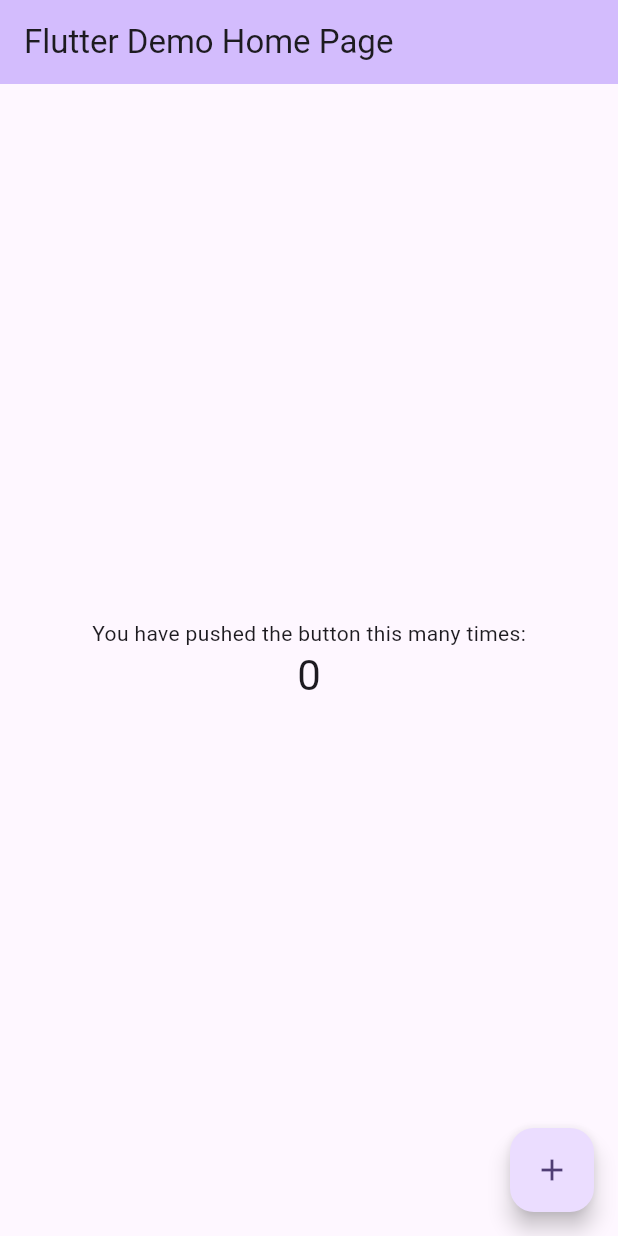
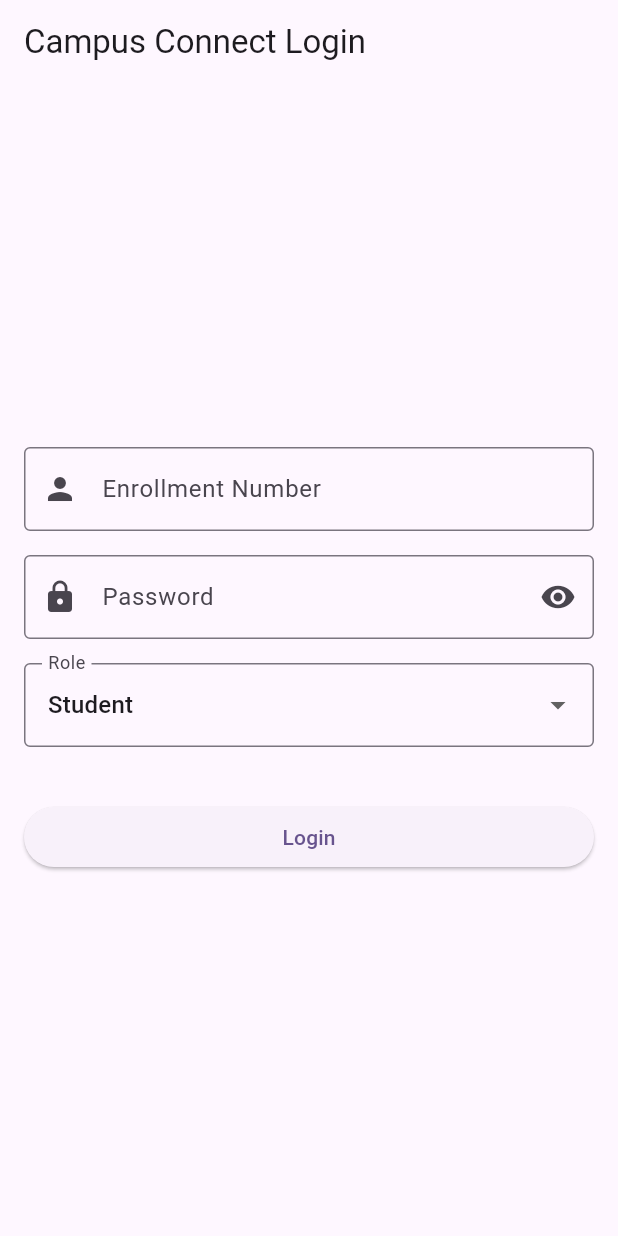
Before and after one commit to iamKIVOUS/CampusConnect, a Flutter app: the screen it shows after launch, on a phone screen of 412 x 824 dp. Run offline on Flutter 3.47's test engine with Material 3 defaults, Android fonts, the phone set to English and light mode, and no system bars; our stand-ins replace shared_preferences.

Commit message:
v1- Working Login to Profile

```diff
--- a/lib/main.dart
+++ b/lib/main.dart
@@ -1,122 +1,43 @@
 import 'package:flutter/material.dart';
+import 'package:provider/provider.dart';
+import './screens/login_screen.dart';
+import './screens/profile_screen.dart';
+import './providers/auth_provider.dart';
 
-void main() {
-  runApp(const MyApp());
+void main() async {
+  WidgetsFlutterBinding.ensureInitialized();
+
+  // Ensure AuthProvider initializes saved user/token
+  final authProvider = AuthProvider();
+  await authProvider.loadUserData();
+
+  runApp(
+    ChangeNotifierProvider<AuthProvider>.value(
+      value: authProvider,
+      child: const CampusConnectApp(),
+    ),
+  );
 }
 
-class MyApp extends StatelessWidget {
-  const MyApp({super.key});
+class CampusConnectApp extends StatelessWidget {
+  const CampusConnectApp({super.key});
 
-  // This widget is the root of your application.
   @override
   Widget build(BuildContext context) {
     return MaterialApp(
-      title: 'Flutter Demo',
+      title: 'Campus Connect',
+      debugShowCheckedModeBanner: false,
       theme: ThemeData(
-        // This is the theme of your application.
-        //
-        // TRY THIS: Try running your application with "flutter run". You'll see
-        // the application has a purple toolbar. Then, without quitting the app,
-        // try changing the seedColor in the colorScheme below to Colors.green
-        // and then invoke "hot reload" (save your changes or press the "hot
-        // reload" button in a Flutter-supported IDE, or press "r" if you used
-        // the command line to start the app).
-        //
-        // Notice that the counter didn't reset back to zero; the application
-        // state is not lost during the reload. To reset the state, use hot
-        // restart instead.
-        //
-        // This works for code too, not just values: Most code changes can be
-        // tested with just a hot reload.
         colorScheme: ColorScheme.fromSeed(seedColor: Colors.deepPurple),
+        useMaterial3: true,
       ),
-      home: const MyHomePage(title: 'Flutter Demo Home Page'),
+      home: Consumer<AuthProvider>(
+        builder: (context, authProvider, _) {
+          return authProvider.isLoggedIn
+              ? const ProfileScreen()
+              : const LoginScreen();
+        },
+      ),
     );
   }
 }
-
-class MyHomePage extends StatefulWidget {
-  const MyHomePage({super.key, required this.title});
-
-  // This widget is the home page of your application. It is stateful, meaning
-  // that it has a State object (defined below) that contains fields that affect
-  // how it looks.
-
-  // This class is the configuration for the state. It holds the values (in this
-  // case the title) provided by the parent (in this case the App widget) and
-  // used by the build method of the State. Fields in a Widget subclass are
-  // always marked "final".
-
-  final String title;
-
-  @override
-  State<MyHomePage> createState() => _MyHomePageState();
-}
-
-class _MyHomePageState extends State<MyHomePage> {
-  int _counter = 0;
-
-  void _incrementCounter() {
-    setState(() {
-      // This call to setState tells the Flutter framework that something has
-      // changed in this State, which causes it to rerun the build method below
-      // so that the display can reflect the updated values. If we changed
-      // _counter without calling setState(), then the build method would not be
-      // called again, and so nothing would appear to happen.
-      _counter++;
-    });
-  }
-
-  @override
-  Widget build(BuildContext context) {
-    // This method is rerun every time setState is called, for instance as done
-    // by the _incrementCounter method above.
-    //
-    // The Flutter framework has been optimized to make rerunning build methods
-    // fast, so that you can just rebuild anything that needs updating rather
-    // than having to individually change instances of widgets.
-    return Scaffold(
-      appBar: AppBar(
-        // TRY THIS: Try changing the color here to a specific color (to
-        // Colors.amber, perhaps?) and trigger a hot reload to see the AppBar
-        // change color while the other colors stay the same.
-        backgroundColor: Theme.of(context).colorScheme.inversePrimary,
-        // Here we take the value from the MyHomePage object that was created by
-        // the App.build method, and use it to set our appbar title.
-        title: Text(widget.title),
-      ),
-      body: Center(
-        // Center is a layout widget. It takes a single child and positions it
-        // in the middle of the parent.
-        child: Column(
-          // Column is also a layout widget. It takes a list of children and
-          // arranges them vertically. By default, it sizes itself to fit its
-          // children horizontally, and tries to be as tall as its parent.
-          //
-          // Column has various properties to control how it sizes itself and
-          // how it positions its children. Here we use mainAxisAlignment to
-          // center the children vertically; the main axis here is the vertical
-          // axis because Columns are vertical (the cross axis would be
-          // horizontal).
-          //
-          // TRY THIS: Invoke "debug painting" (choose the "Toggle Debug Paint"
-          // action in the IDE, or press "p" in the console), to see the
-          // wireframe for each widget.
-          mainAxisAlignment: MainAxisAlignment.center,
-          children: <Widget>[
-            const Text('You have pushed the button this many times:'),
-            Text(
-              '$_counter',
-              style: Theme.of(context).textTheme.headlineMedium,
-            ),
-          ],
-        ),
-      ),
-      floatingActionButton: FloatingActionButton(
-        onPressed: _incrementCounter,
-        tooltip: 'Increment',
-        child: const Icon(Icons.add),
-      ), // This trailing comma makes auto-formatting nicer for build methods.
-    );
-  }
-}
--- /dev/null
+++ b/lib/screens/login_screen.dart
@@ -0,0 +1,165 @@
+import 'package:flutter/material.dart';
+import 'package:provider/provider.dart';
+import '../providers/auth_provider.dart';
+import 'profile_screen.dart';
+
+class LoginScreen extends StatefulWidget {
+  const LoginScreen({super.key});
+
+  @override
+  State<LoginScreen> createState() => _LoginScreenState();
+}
+
+class _LoginScreenState extends State<LoginScreen> {
+  final _formKey = GlobalKey<FormState>();
+  final _enrollmentController = TextEditingController();
+  final _passwordController = TextEditingController();
+  String _selectedRole = 'student';
+  bool _isLoading = false;
+  String? _error;
+  bool _obscurePassword = true;
+
+  Future<void> _handleLogin(BuildContext context) async {
+    if (!_formKey.currentState!.validate()) return;
+
+    FocusScope.of(context).unfocus(); // Dismiss keyboard
+
+    setState(() {
+      _isLoading = true;
+      _error = null;
+    });
+
+    final authProvider = Provider.of<AuthProvider>(context, listen: false);
+    final success = await authProvider.login(
+      _enrollmentController.text.trim(),
+      _passwordController.text.trim(),
+      _selectedRole,
+    );
+
+    if (success) {
+      if (!mounted) return;
+      Navigator.pushReplacement(
+        context,
+        MaterialPageRoute(builder: (_) => const ProfileScreen()),
+      );
+    } else {
+      setState(() {
+        _error = 'Login failed. Please check your credentials.';
+        _isLoading = false;
+      });
+    }
+  }
+
+  @override
+  void dispose() {
+    _enrollmentController.dispose();
+    _passwordController.dispose();
+    super.dispose();
+  }
+
+  @override
+  Widget build(BuildContext context) {
+    return Scaffold(
+      appBar: AppBar(title: const Text('Campus Connect Login')),
+      body: Padding(
+        padding: const EdgeInsets.all(16.0),
+        child: Center(
+          child: Form(
+            key: _formKey,
+            autovalidateMode: AutovalidateMode.onUserInteraction,
+            child: SingleChildScrollView(
+              child: Column(
+                crossAxisAlignment: CrossAxisAlignment.stretch,
+                children: [
+                  TextFormField(
+                    controller: _enrollmentController,
+                    decoration: const InputDecoration(
+                      labelText: 'Enrollment Number',
+                      border: OutlineInputBorder(),
+                      prefixIcon: Icon(Icons.person),
+                    ),
+                    keyboardType: TextInputType.text,
+                    autofillHints: const [AutofillHints.username],
+                    validator: (value) {
+                      if (value == null || value.isEmpty) {
+                        return 'Enrollment number is required';
+                      }
+                      return null;
+                    },
+                  ),
+                  const SizedBox(height: 16),
+                  TextFormField(
+                    controller: _passwordController,
+                    obscureText: _obscurePassword,
+                    decoration: InputDecoration(
+                      labelText: 'Password',
+                      border: const OutlineInputBorder(),
+                      prefixIcon: const Icon(Icons.lock),
+                      suffixIcon: IconButton(
+                        icon: Icon(
+                          _obscurePassword
+                              ? Icons.visibility
+                              : Icons.visibility_off,
+                        ),
+                        onPressed: () => setState(
+                          () => _obscurePassword = !_obscurePassword,
+                        ),
+                      ),
+                    ),
+                    autofillHints: const [AutofillHints.password],
+                    validator: (value) {
+                      if (value == null || value.isEmpty) {
+                        return 'Password is required';
+                      }
+                      if (value.length < 6) {
+                        return 'Password must be at least 6 characters';
+                      }
+                      return null;
+                    },
+                  ),
+                  const SizedBox(height: 16),
+                  DropdownButtonFormField<String>(
+                    value: _selectedRole,
+                    decoration: const InputDecoration(
+                      labelText: 'Role',
+                      border: OutlineInputBorder(),
+                    ),
+                    items: const [
+                      DropdownMenuItem(
+                        value: 'student',
+                        child: Text('Student'),
+                      ),
+                      DropdownMenuItem(
+                        value: 'employee',
+                        child: Text('Employee'),
+                      ),
+                    ],
+                    onChanged: (value) {
+                      if (value != null) {
+                        setState(() => _selectedRole = value);
+                      }
+                    },
+                  ),
+                  const SizedBox(height: 24),
+                  if (_error != null)
+                    Text(_error!, style: const TextStyle(color: Colors.red)),
+                  const SizedBox(height: 12),
+                  ElevatedButton(
+                    onPressed: _isLoading ? null : () => _handleLogin(context),
+                    child: _isLoading
+                        ? const SizedBox(
+                            height: 20,
+                            width: 20,
+                            child: CircularProgressIndicator(strokeWidth: 2),
+                          )
+                        : const Text('Login'),
+                  ),
+                ],
+              ),
+            ),
+          ),
+        ),
+      ),
+    );
+  }
+}
--- /dev/null
+++ b/lib/services/api_service.dart
@@ -0,0 +1,45 @@
+import 'dart:convert';
+import 'package:http/http.dart' as http;
+
+class ApiService {
+  static const String baseUrl = 'http://localhost:4000/api';
+
+  // Login request
+  static Future<Map<String, dynamic>> login({
+    required String enrollmentNumber,
+    required String password,
+    required String role,
+  }) async {
+    final url = Uri.parse('$baseUrl/auth/login');
+    final response = await http.post(
+      url,
+      headers: {'Content-Type': 'application/json'},
+      body: jsonEncode({
+        'enrollment_number': enrollmentNumber,
+        'password': password,
+        'role': role,
+      }),
+    );
+
+    if (response.statusCode == 200) {
+      return jsonDecode(response.body);
+    } else if (response.statusCode == 401) {
+      throw Exception('Invalid enrollment, password, or role.');
+    } else {
+      throw Exception('Login failed. Status: ${response.statusCode}');
+    }
+  }
+
+  // Future logout API if needed in production
+  static Future<void> logout(String token) async {
+    final url = Uri.parse('$baseUrl/auth/logout');
+    final response = await http.post(
+      url,
+      headers: {'Authorization': 'Bearer $token'},
+    );
+
+    if (response.statusCode != 200) {
+      throw Exception('Logout failed.');
+    }
+  }
+}
--- a/pubspec.yaml
+++ b/pubspec.yaml
@@ -32,7 +32,11 @@ dependencies:
     sdk: flutter
   sqflite: ^2.3.2
   path: ^1.9.0
-  http: ^0.13.5
+  http: ^1.4.0
+  shared_preferences: ^2.2.2
+  provider: ^6.1.1
+  cached_network_image: ^3.2.3
+  path_provider: ^2.0.11
   # The following adds the Cupertino Icons font to your application.
   # Use with the CupertinoIcons class for iOS style icons.
   cupertino_icons: ^1.0.8
```
Also changed, not shown: lib/providers/auth_provider.dart (added, +111 -0 lines), lib/screens/profile_screen.dart (added, +132 -0 lines), pubspec.lock, 2 other files.
